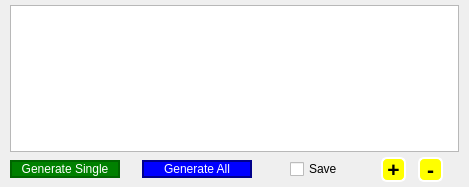
Old version of the form src/tools/pathtool.ui in the repository mjroman/roverSim.
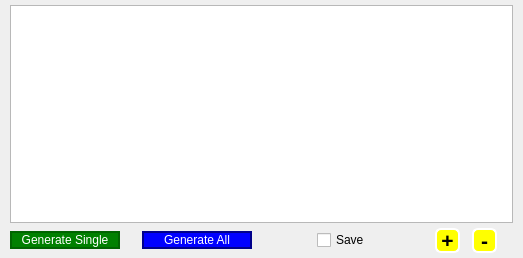
New version of the form.

```diff
--- a/src/tools/pathtool.ui
+++ b/src/tools/pathtool.ui
@@ -6,8 +6,8 @@
    <rect>
     <x>0</x>
     <y>0</y>
-    <width>469</width>
-    <height>187</height>
+    <width>523</width>
+    <height>258</height>
    </rect>
   </property>
   <property name="sizePolicy">
```
